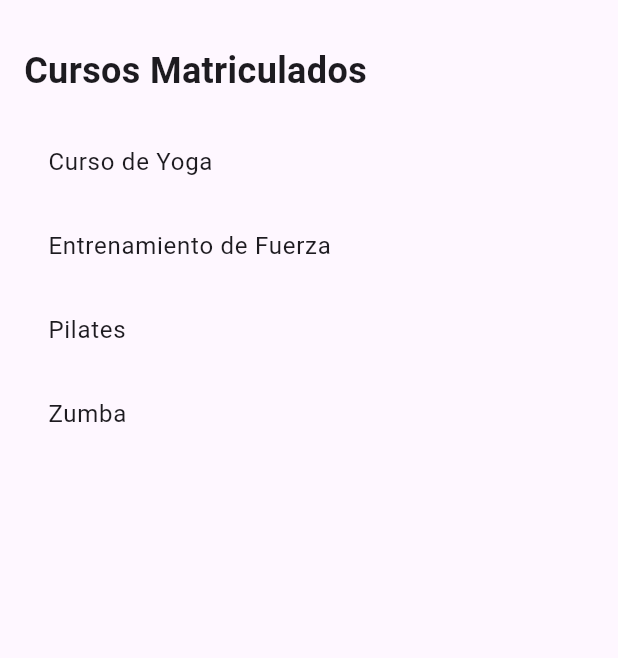
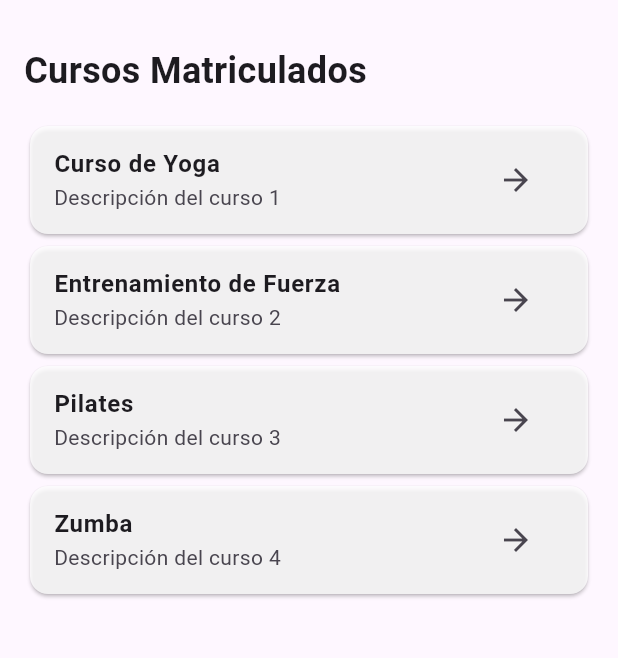
Before and after one commit to diegolopez12/MyGymApp, a Flutter app: the HomeUserScreen screen opened directly, on a phone screen of 412 x 824 dp, the part 63-721 px from its top. Run offline on Flutter 3.47's test engine with Material 3 defaults, Android fonts, the phone set to English and light mode, and no system bars.

Commit message:
Cambios hechos en la parte de home_user, falta interfaz

```diff
--- a/lib/presentation/screens/home_user_screen.dart
+++ b/lib/presentation/screens/home_user_screen.dart
@@ -1,7 +1,7 @@
 import 'package:flutter/material.dart';
 
 class HomeUserScreen extends StatefulWidget {
-  const HomeUserScreen({super.key});
+  const HomeUserScreen({Key? key}) : super(key: key);
 
   @override
   _HomeUserScreenState createState() => _HomeUserScreenState();
@@ -27,7 +27,7 @@ class _HomeUserScreenState extends State<HomeUserScreen> {
           padding: EdgeInsets.zero,
           children: <Widget>[
             Container(
-              height: 80, // Cambia la altura del encabezado aquí
+              height: 80, // Ajusta la altura del encabezado aquí
               padding: const EdgeInsets.all(16.0),
               decoration: const BoxDecoration(
                 color: Colors.blue,
@@ -37,7 +37,7 @@ class _HomeUserScreenState extends State<HomeUserScreen> {
                 child: Text(
                   'Menú',
                   style: TextStyle(
-                    fontSize: 18, // Cambia el tamaño de la fuente aquí
+                    fontSize: 18, // Ajusta el tamaño de la fuente aquí
                     color: Colors.white,
                   ),
                 ),
@@ -46,17 +46,15 @@ class _HomeUserScreenState extends State<HomeUserScreen> {
             ListTile(
               title: const Text('Perfil'),
               onTap: () {
-                // Acción para ir al perfil
                 Navigator.of(context).pop(); // Cierra el drawer
-                // Aquí puedes añadir la lógica para navegar al perfil
+                // Aquí puedes agregar la lógica para navegar al perfil
               },
             ),
             ListTile(
               title: const Text('Salir'),
               onTap: () {
-                // Acción para salir
                 Navigator.of(context).pop(); // Cierra el drawer
-                // Aquí puedes añadir la lógica para salir
+                // Aquí puedes agregar la lógica para salir
               },
             ),
           ],
@@ -96,8 +94,21 @@ class _HomeUserScreenState extends State<HomeUserScreen> {
     return ListView.builder(
       itemCount: courses.length,
       itemBuilder: (context, index) {
-        return ListTile(
-          title: Text(courses[index]),
+        return Card(
+          color: Colors.white.withOpacity(0.8),
+          child: ListTile(
+            title: Text(
+              courses[index],
+              style: TextStyle(fontWeight: FontWeight.bold),
+            ),
+            subtitle: Text('Descripción del curso ${index + 1}'),
+            trailing: IconButton(
+              icon: Icon(Icons.arrow_forward),
+              onPressed: () {
+                // Acción al presionar el botón de detalle
+              },
+            ),
+          ),
         );
       },
     );
--- a/lib/presentation/screens/login_screen.dart
+++ b/lib/presentation/screens/login_screen.dart
@@ -1,6 +1,6 @@
 import 'package:flutter/material.dart';
-import 'package:mygym_app/presentation/screens/home_admin_screen.dart';
-//import 'home_user_screen.dart';
+//import 'package:mygym_app/presentation/screens/home_admin_screen.dart';
+import 'home_user_screen.dart';
 
 class LoginScreen extends StatefulWidget {
   const LoginScreen({super.key});
@@ -49,7 +49,7 @@ class _LoginScreenState extends State<LoginScreen> {
         });
         Navigator.pushReplacement(
           context,
-          MaterialPageRoute(builder: (context) => const HomeAdminScreen()),
+          MaterialPageRoute(builder: (context) => const HomeUserScreen()),
         );
       } else {
         // Credenciales incorrectas
```
